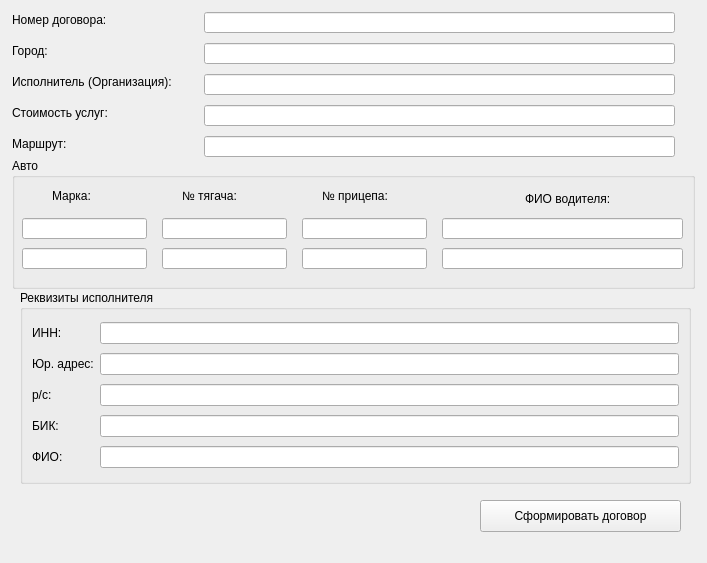
The window that Form.ui (BitCode-in/transport_services) describes before a commit, drawn with Qt 5.
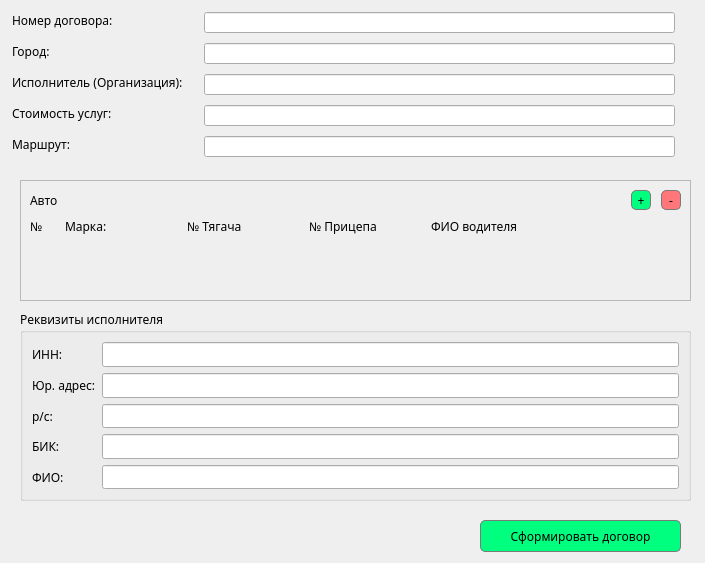
The same window after the commit.

Diff of the .ui file:
```diff
--- a/Form.ui
+++ b/Form.ui
@@ -6,7 +6,7 @@
    <rect>
     <x>0</x>
     <y>0</y>
-    <width>707</width>
+    <width>705</width>
     <height>563</height>
    </rect>
   </property>
@@ -22,6 +22,11 @@
      <height>16</height>
     </rect>
    </property>
+   <property name="font">
+    <font>
+     <family>Montserrat</family>
+    </font>
+   </property>
    <property name="text">
     <string>Номер договора:</string>
    </property>
@@ -35,6 +40,11 @@
      <height>21</height>
     </rect>
    </property>
+   <property name="font">
+    <font>
+     <family>Montserrat</family>
+    </font>
+   </property>
   </widget>
   <widget class="QLineEdit" name="lineEdit_3">
    <property name="geometry">
@@ -45,6 +55,11 @@
      <height>21</height>
     </rect>
    </property>
+   <property name="font">
+    <font>
+     <family>Montserrat</family>
+    </font>
+   </property>
   </widget>
   <widget class="QLabel" name="label_3">
    <property name="geometry">
@@ -55,6 +70,11 @@
      <height>16</height>
     </rect>
    </property>
+   <property name="font">
+    <font>
+     <family>Montserrat</family>
+    </font>
+   </property>
    <property name="text">
     <string>Исполнитель (Организация):</string>
    </property>
@@ -68,6 +88,11 @@
      <height>16</height>
     </rect>
    </property>
+   <property name="font">
+    <font>
+     <family>Montserrat</family>
+    </font>
+   </property>
    <property name="text">
     <string>Маршрут:</string>
    </property>
@@ -81,6 +106,11 @@
      <height>16</height>
     </rect>
    </property>
+   <property name="font">
+    <font>
+     <family>Montserrat</family>
+    </font>
+   </property>
    <property name="text">
     <string>Стоимость услуг:</string>
    </property>
@@ -94,6 +124,11 @@
      <height>21</height>
     </rect>
    </property>
+   <property name="font">
+    <font>
+     <family>Montserrat</family>
+    </font>
+   </property>
   </widget>
   <widget class="QLineEdit" name="lineEdit_2">
    <property name="geometry">
@@ -104,6 +139,11 @@
      <height>21</height>
     </rect>
    </property>
+   <property name="font">
+    <font>
+     <family>Montserrat</family>
+    </font>
+   </property>
   </widget>
   <widget class="QLineEdit" name="lineEdit_4">
    <property name="geometry">
@@ -114,6 +154,11 @@
      <height>21</height>
     </rect>
    </property>
+   <property name="font">
+    <font>
+     <family>Montserrat</family>
+    </font>
+   </property>
   </widget>
   <widget class="QLabel" name="label_2">
    <property name="geometry">
@@ -124,6 +169,11 @@
      <height>16</height>
     </rect>
    </property>
+   <property name="font">
+    <font>
+     <family>Montserrat</family>
+    </font>
+   </property>
    <property name="text">
     <string>Город:</string>
    </property>
@@ -132,225 +182,445 @@
    <property name="geometry">
     <rect>
      <x>20</x>
-     <y>290</y>
+     <y>310</y>
      <width>671</width>
-     <height>194</height>
+     <height>191</height>
     </rect>
    </property>
+   <property name="font">
+    <font>
+     <family>Montserrat</family>
+    </font>
+   </property>
    <property name="title">
     <string>Реквизиты исполнителя</string>
    </property>
    <layout class="QGridLayout" name="gridLayout">
-    <item row="1" column="0">
-     <widget class="QLabel" name="label_11">
+    <item row="0" column="0">
+     <widget class="QLabel" name="label_10">
+      <property name="font">
+       <font>
+        <family>Montserrat</family>
+       </font>
+      </property>
       <property name="text">
-       <string>Юр. адрес:</string>
+       <string>ИНН:</string>
       </property>
      </widget>
     </item>
     <item row="3" column="1">
-     <widget class="QLineEdit" name="lineEdit_21"/>
+     <widget class="QLineEdit" name="lineEdit_21">
+      <property name="font">
+       <font>
+        <family>Montserrat</family>
+       </font>
+      </property>
+     </widget>
     </item>
     <item row="4" column="1">
-     <widget class="QLineEdit" name="lineEdit_22"/>
+     <widget class="QLineEdit" name="lineEdit_22">
+      <property name="font">
+       <font>
+        <family>Montserrat</family>
+       </font>
+      </property>
+     </widget>
+    </item>
+    <item row="4" column="0">
+     <widget class="QLabel" name="label_14">
+      <property name="font">
+       <font>
+        <family>Montserrat</family>
+       </font>
+      </property>
+      <property name="text">
+       <string>ФИО:</string>
+      </property>
+     </widget>
     </item>
     <item row="0" column="1">
-     <widget class="QLineEdit" name="lineEdit_18"/>
+     <widget class="QLineEdit" name="lineEdit_18">
+      <property name="font">
+       <font>
+        <family>Montserrat</family>
+       </font>
+      </property>
+     </widget>
     </item>
-    <item row="2" column="0">
-     <widget class="QLabel" name="label_12">
-      <property name="text">
-       <string>р/с:</string>
+    <item row="2" column="1">
+     <widget class="QLineEdit" name="lineEdit_20">
+      <property name="font">
+       <font>
+        <family>Montserrat</family>
+       </font>
       </property>
      </widget>
     </item>
     <item row="1" column="1">
-     <widget class="QLineEdit" name="lineEdit_19"/>
+     <widget class="QLineEdit" name="lineEdit_19">
+      <property name="font">
+       <font>
+        <family>Montserrat</family>
+       </font>
+      </property>
+     </widget>
     </item>
     <item row="3" column="0">
      <widget class="QLabel" name="label_13">
+      <property name="font">
+       <font>
+        <family>Montserrat</family>
+       </font>
+      </property>
       <property name="text">
        <string>БИК:</string>
       </property>
      </widget>
     </item>
-    <item row="4" column="0">
-     <widget class="QLabel" name="label_14">
+    <item row="1" column="0">
+     <widget class="QLabel" name="label_11">
+      <property name="font">
+       <font>
+        <family>Montserrat</family>
+       </font>
+      </property>
       <property name="text">
-       <string>ФИО:</string>
+       <string>Юр. адрес:</string>
       </property>
      </widget>
     </item>
-    <item row="2" column="1">
-     <widget class="QLineEdit" name="lineEdit_20"/>
-    </item>
-    <item row="0" column="0">
-     <widget class="QLabel" name="label_10">
+    <item row="2" column="0">
+     <widget class="QLabel" name="label_12">
+      <property name="font">
+       <font>
+        <family>Montserrat</family>
+       </font>
+      </property>
       <property name="text">
-       <string>ИНН:</string>
+       <string>р/с:</string>
       </property>
      </widget>
     </item>
    </layout>
   </widget>
-  <widget class="QGroupBox" name="groupBox">
-   <property name="geometry">
-    <rect>
-     <x>12</x>
-     <y>158</y>
-     <width>683</width>
-     <height>131</height>
-    </rect>
-   </property>
-   <property name="title">
-    <string>Авто</string>
-   </property>
-   <widget class="QLabel" name="label_9">
-    <property name="geometry">
-     <rect>
-      <x>513</x>
-      <y>33</y>
-      <width>97</width>
-      <height>16</height>
-     </rect>
-    </property>
-    <property name="text">
-     <string>ФИО водителя:</string>
-    </property>
-   </widget>
-   <widget class="QLineEdit" name="lineEdit_12">
-    <property name="geometry">
-     <rect>
-      <x>290</x>
-      <y>90</y>
-      <width>125</width>
-      <height>21</height>
-     </rect>
-    </property>
-   </widget>
-   <widget class="QLabel" name="label_6">
-    <property name="geometry">
-     <rect>
-      <x>40</x>
-      <y>30</y>
-      <width>45</width>
-      <height>16</height>
-     </rect>
-    </property>
-    <property name="text">
-     <string>Марка:</string>
-    </property>
-   </widget>
-   <widget class="QLineEdit" name="lineEdit_7">
-    <property name="geometry">
-     <rect>
-      <x>150</x>
-      <y>60</y>
-      <width>125</width>
-      <height>21</height>
-     </rect>
-    </property>
-   </widget>
-   <widget class="QLineEdit" name="lineEdit_11">
-    <property name="geometry">
-     <rect>
-      <x>150</x>
-      <y>90</y>
-      <width>125</width>
-      <height>21</height>
-     </rect>
-    </property>
-   </widget>
-   <widget class="QLineEdit" name="lineEdit_10">
-    <property name="geometry">
-     <rect>
-      <x>10</x>
-      <y>90</y>
-      <width>125</width>
-      <height>21</height>
-     </rect>
-    </property>
-   </widget>
-   <widget class="QLabel" name="label_7">
-    <property name="geometry">
-     <rect>
-      <x>170</x>
-      <y>30</y>
-      <width>64</width>
-      <height>16</height>
-     </rect>
-    </property>
-    <property name="text">
-     <string>№ тягача:</string>
-    </property>
-   </widget>
-   <widget class="QLineEdit" name="lineEdit_13">
-    <property name="geometry">
-     <rect>
-      <x>430</x>
-      <y>90</y>
-      <width>241</width>
-      <height>21</height>
-     </rect>
-    </property>
-   </widget>
-   <widget class="QLineEdit" name="lineEdit_8">
-    <property name="geometry">
-     <rect>
-      <x>290</x>
-      <y>60</y>
-      <width>125</width>
-      <height>21</height>
-     </rect>
-    </property>
-   </widget>
-   <widget class="QLineEdit" name="lineEdit_9">
-    <property name="geometry">
-     <rect>
-      <x>430</x>
-      <y>60</y>
-      <width>241</width>
-      <height>21</height>
-     </rect>
-    </property>
-   </widget>
-   <widget class="QLineEdit" name="lineEdit_6">
-    <property name="geometry">
-     <rect>
-      <x>10</x>
-      <y>60</y>
-      <width>125</width>
-      <height>21</height>
-     </rect>
-    </property>
-   </widget>
-   <widget class="QLabel" name="label_8">
-    <property name="geometry">
-     <rect>
-      <x>310</x>
-      <y>30</y>
-      <width>77</width>
-      <height>16</height>
-     </rect>
-    </property>
-    <property name="text">
-     <string>№ прицепа:</string>
-    </property>
-   </widget>
-  </widget>
   <widget class="QPushButton" name="pushButton">
    <property name="geometry">
     <rect>
      <x>480</x>
-     <y>500</y>
+     <y>520</y>
      <width>201</width>
      <height>32</height>
     </rect>
    </property>
+   <property name="font">
+    <font>
+     <family>Montserrat</family>
+    </font>
+   </property>
+   <property name="styleSheet">
+    <string notr="true">QPushButton {
+	background: rgb(0, 255, 127);
+	border: 1px solid rgb(122, 122, 122);
+    border-radius: 5px;  /* Установите радиус закругления, например, 10px */
+}</string>
+   </property>
    <property name="text">
     <string>Сформировать договор</string>
    </property>
   </widget>
+  <widget class="QScrollArea" name="scrollArea">
+   <property name="geometry">
+    <rect>
+     <x>20</x>
+     <y>180</y>
+     <width>671</width>
+     <height>121</height>
+    </rect>
+   </property>
+   <property name="font">
+    <font>
+     <family>Montserrat</family>
+    </font>
+   </property>
+   <property name="widgetResizable">
+    <bool>true</bool>
+   </property>
+   <widget class="QWidget" name="scrollAreaWidgetContents_2">
+    <property name="geometry">
+     <rect>
+      <x>0</x>
+      <y>0</y>
+      <width>669</width>
+      <height>119</height>
+     </rect>
+    </property>
+    <layout class="QVBoxLayout" name="verticalLayout">
+     <item>
+      <layout class="QHBoxLayout" name="horizontalLayout_2">
+       <property name="spacing">
+        <number>10</number>
+       </property>
+       <item>
+        <widget class="QLabel" name="label_6">
+         <property name="font">
+          <font>
+           <family>Montserrat</family>
+          </font>
+         </property>
+         <property name="text">
+          <string>Авто</string>
+         </property>
+        </widget>
+       </item>
+       <item>
+        <widget class="QPushButton" name="pushButton_2">
+         <property name="minimumSize">
+          <size>
+           <width>20</width>
+           <height>20</height>
+          </size>
+         </property>
+         <property name="maximumSize">
+          <size>
+           <width>20</width>
+           <height>20</height>
+          </size>
+         </property>
+         <property name="font">
+          <font>
+           <family>Montserrat</family>
+          </font>
+         </property>
+         <property name="styleSheet">
+          <string notr="true">QPushButton {
+	background: rgb(0, 255, 127);
+	border: 1px solid rgb(122, 122, 122);
+    border-radius: 5px;  /* Установите радиус закругления, например, 10px */
+}</string>
+         </property>
+         <property name="text">
+          <string>+</string>
+         </property>
+        </widget>
+       </item>
+       <item>
+        <widget class="QPushButton" name="pushButton_3">
+         <property name="minimumSize">
+          <size>
+           <width>20</width>
+           <height>20</height>
+          </size>
+         </property>
+         <property name="maximumSize">
+          <size>
+           <width>20</width>
+           <height>20</height>
+          </size>
+         </property>
+         <property name="font">
+          <font>
+           <family>Montserrat</family>
+          </font>
+         </property>
+         <property name="styleSheet">
+          <string notr="true">QPushButton {
+	background: rgb(255, 119, 121);
+	border: 1px solid rgb(122, 122, 122);
+    border-radius: 5px;  /* Установите радиус закругления, например, 10px */
+}</string>
+         </property>
+         <property name="text">
+          <string>-</string>
+         </property>
+        </widget>
+       </item>
+      </layout>
+     </item>
+     <item>
+      <widget class="QWidget" name="widget_2" native="true">
+       <property name="minimumSize">
+        <size>
+         <width>0</width>
+         <height>20</height>
+        </size>
+       </property>
+       <property name="maximumSize">
+        <size>
+         <width>16777215</width>
+         <height>20</height>
+        </size>
+       </property>
+       <property name="font">
+        <font>
+         <family>Montserrat</family>
+        </font>
+       </property>
+       <layout class="QVBoxLayout" name="verticalLayout_2">
+        <property name="spacing">
+         <number>0</number>
+        </property>
+        <property name="leftMargin">
+         <number>0</number>
+        </property>
+        <property name="topMargin">
+         <number>0</number>
+        </property>
+        <property name="rightMargin">
+         <number>0</number>
+        </property>
+        <property name="bottomMargin">
+         <number>0</number>
+        </property>
+        <item>
+         <layout class="QHBoxLayout" name="horizontalLayout_5">
+          <property name="spacing">
+           <number>5</number>
+          </property>
+          <item>
+           <widget class="QLabel" name="label_26">
+            <property name="maximumSize">
+             <size>
+              <width>30</width>
+              <height>30</height>
+             </size>
+            </property>
+            <property name="font">
+             <font>
+              <family>Montserrat</family>
+             </font>
+            </property>
+            <property name="text">
+             <string>№</string>
+            </property>
+            <property name="alignment">
+             <set>Qt::AlignLeading|Qt::AlignLeft|Qt::AlignVCenter</set>
+            </property>
+           </widget>
+          </item>
+          <item>
+           <widget class="QLabel" name="label_27">
+            <property name="minimumSize">
+             <size>
+              <width>0</width>
+              <height>0</height>
+             </size>
+            </property>
+            <property name="maximumSize">
+             <size>
+              <width>16777215</width>
+              <height>20</height>
+             </size>
+            </property>
+            <property name="font">
+             <font>
+              <family>Montserrat</family>
+             </font>
+            </property>
+            <property name="text">
+             <string>Марка:</string>
+            </property>
+            <property name="alignment">
+             <set>Qt::AlignLeading|Qt::AlignLeft|Qt::AlignVCenter</set>
+            </property>
+           </widget>
+          </item>
+          <item>
+           <widget class="QLabel" name="label_28">
+            <property name="maximumSize">
+             <size>
+              <width>16777215</width>
+              <height>30</height>
+             </size>
+            </property>
+            <property name="font">
+             <font>
+              <family>Montserrat</family>
+             </font>
+            </property>
+            <property name="text">
+             <string>№ Тягача</string>
+            </property>
+            <property name="alignment">
+             <set>Qt::AlignLeading|Qt::AlignLeft|Qt::AlignVCenter</set>
+            </property>
+           </widget>
+          </item>
+          <item>
+           <widget class="QLabel" name="label_29">
+            <property name="maximumSize">
+             <size>
+              <width>16777215</width>
+              <height>30</height>
+             </size>
+            </property>
+            <property name="font">
+             <font>
+              <family>Montserrat</family>
+             </font>
+            </property>
+            <property name="text">
+             <string>№ Прицепа</string>
+            </property>
+            <property name="alignment">
+             <set>Qt::AlignLeading|Qt::AlignLeft|Qt::AlignVCenter</set>
+            </property>
+           </widget>
+          </item>
+          <item>
+           <widget class="QLabel" name="label_30">
+            <property name="minimumSize">
+             <size>
+              <width>250</width>
+              <height>0</height>
+             </size>
+            </property>
+            <property name="maximumSize">
+             <size>
+              <width>16777215</width>
+              <height>30</height>
+             </size>
+            </property>
+            <property name="font">
+             <font>
+              <family>Montserrat</family>
+             </font>
+            </property>
+            <property name="text">
+             <string>ФИО водителя</string>
+            </property>
+            <property name="alignment">
+             <set>Qt::AlignLeading|Qt::AlignLeft|Qt::AlignVCenter</set>
+            </property>
+           </widget>
+          </item>
+         </layout>
+        </item>
+       </layout>
+      </widget>
+     </item>
+     <item>
+      <layout class="QVBoxLayout" name="verticalLayout_3">
+       <property name="spacing">
+        <number>0</number>
+       </property>
+      </layout>
+     </item>
+     <item>
+      <spacer name="verticalSpacer">
+       <property name="orientation">
+        <enum>Qt::Vertical</enum>
+       </property>
+       <property name="sizeHint" stdset="0">
+        <size>
+         <width>20</width>
+         <height>40</height>
+        </size>
+       </property>
+      </spacer>
+     </item>
+    </layout>
+   </widget>
+  </widget>
  </widget>
  <resources/>
  <connections/>
```
